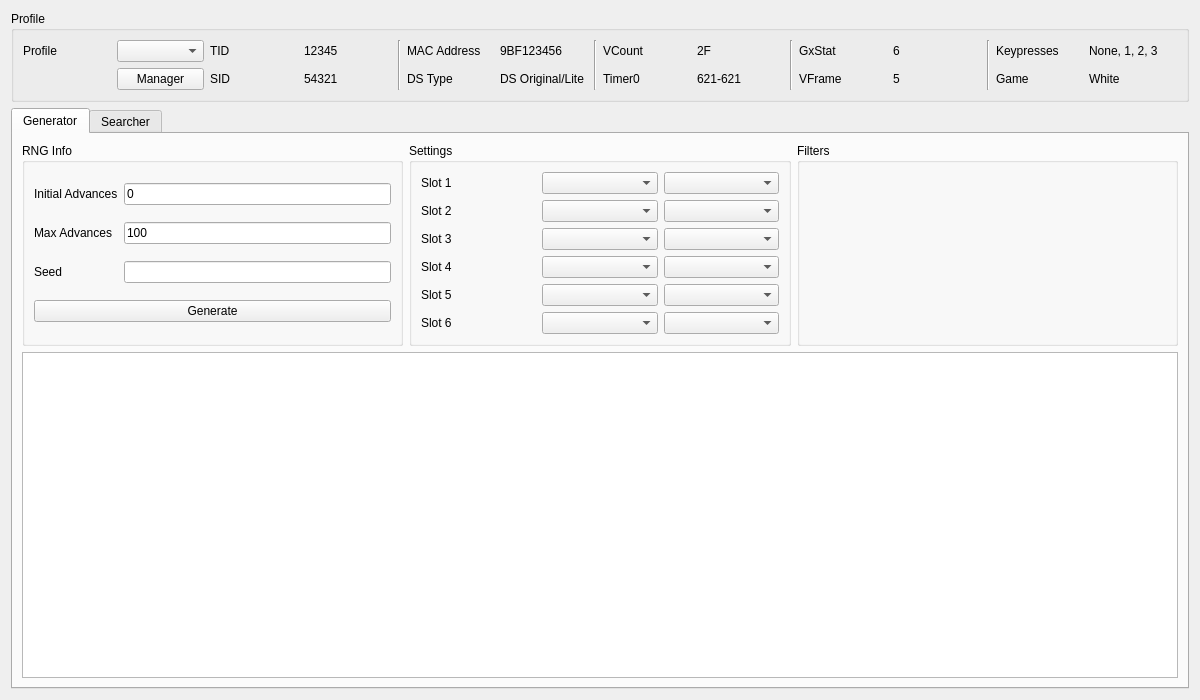
Admiral-Fish/PokeFinder, file Forms/Gen5/DreamRadar.ui: the form before one commit.
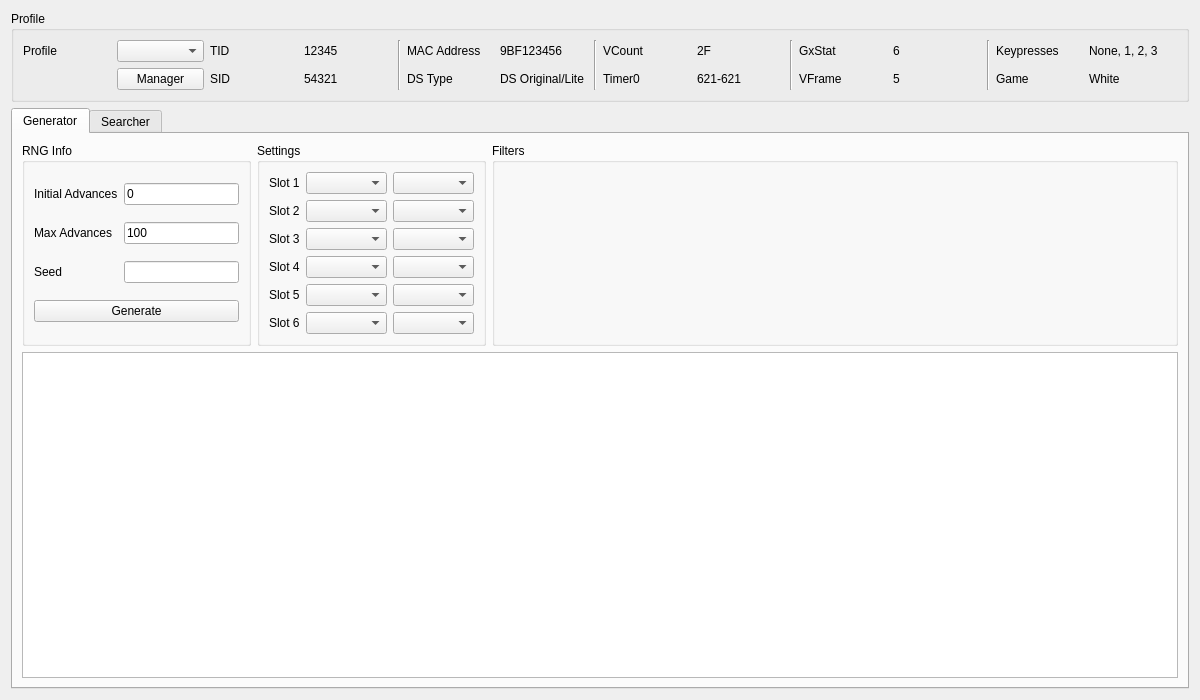
The form after the commit. Custom widgets are drawn as their Qt base class.

```diff
--- a/Forms/Gen5/DreamRadar.ui
+++ b/Forms/Gen5/DreamRadar.ui
@@ -219,7 +219,7 @@
         <widget class="QGroupBox" name="groupBoxGeneratorRNGInfo">
          <property name="sizePolicy">
           <sizepolicy hsizetype="Preferred" vsizetype="Preferred">
-           <horstretch>2</horstretch>
+           <horstretch>1</horstretch>
            <verstretch>0</verstretch>
           </sizepolicy>
          </property>
@@ -310,7 +310,7 @@
         <widget class="QGroupBox" name="groupBoxGeneratorSettings">
          <property name="sizePolicy">
           <sizepolicy hsizetype="Preferred" vsizetype="Preferred">
-           <horstretch>2</horstretch>
+           <horstretch>1</horstretch>
            <verstretch>0</verstretch>
           </sizepolicy>
          </property>
@@ -320,6 +320,12 @@
          <layout class="QGridLayout" name="gridLayout">
           <item row="0" column="0">
            <widget class="QLabel" name="labelGeneratorSlot1">
+            <property name="sizePolicy">
+             <sizepolicy hsizetype="Fixed" vsizetype="Preferred">
+              <horstretch>0</horstretch>
+              <verstretch>0</verstretch>
+             </sizepolicy>
+            </property>
             <property name="text">
              <string>Slot 1</string>
             </property>
@@ -333,6 +339,12 @@
           </item>
           <item row="1" column="0">
            <widget class="QLabel" name="labelGeneratorSlot2">
+            <property name="sizePolicy">
+             <sizepolicy hsizetype="Fixed" vsizetype="Preferred">
+              <horstretch>0</horstretch>
+              <verstretch>0</verstretch>
+             </sizepolicy>
+            </property>
             <property name="text">
              <string>Slot 2</string>
             </property>
@@ -346,6 +358,12 @@
           </item>
           <item row="2" column="0">
            <widget class="QLabel" name="labelGeneratorSlot3">
+            <property name="sizePolicy">
+             <sizepolicy hsizetype="Fixed" vsizetype="Preferred">
+              <horstretch>0</horstretch>
+              <verstretch>0</verstretch>
+             </sizepolicy>
+            </property>
             <property name="text">
              <string>Slot 3</string>
             </property>
@@ -359,6 +377,12 @@
           </item>
           <item row="3" column="0">
            <widget class="QLabel" name="labelGeneratorSlot4">
+            <property name="sizePolicy">
+             <sizepolicy hsizetype="Fixed" vsizetype="Preferred">
+              <horstretch>0</horstretch>
+              <verstretch>0</verstretch>
+             </sizepolicy>
+            </property>
             <property name="text">
              <string>Slot 4</string>
             </property>
@@ -372,6 +396,12 @@
           </item>
           <item row="4" column="0">
            <widget class="QLabel" name="labelGeneratorSlot5">
+            <property name="sizePolicy">
+             <sizepolicy hsizetype="Fixed" vsizetype="Preferred">
+              <horstretch>0</horstretch>
+              <verstretch>0</verstretch>
+             </sizepolicy>
+            </property>
             <property name="text">
              <string>Slot 5</string>
             </property>
@@ -385,6 +415,12 @@
           </item>
           <item row="5" column="0">
            <widget class="QLabel" name="labelGeneratorSlot6">
+            <property name="sizePolicy">
+             <sizepolicy hsizetype="Fixed" vsizetype="Preferred">
+              <horstretch>0</horstretch>
+              <verstretch>0</verstretch>
+             </sizepolicy>
+            </property>
             <property name="text">
              <string>Slot 6</string>
             </property>
@@ -403,7 +439,7 @@
         <widget class="QGroupBox" name="groupBoxGeneratorFilters">
          <property name="sizePolicy">
           <sizepolicy hsizetype="Preferred" vsizetype="Preferred">
-           <horstretch>2</horstretch>
+           <horstretch>3</horstretch>
            <verstretch>0</verstretch>
           </sizepolicy>
          </property>
```
Left out of the diff: 40 changed lines with no effect on the pictures.
